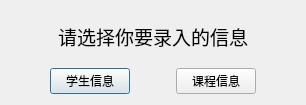
xzjqx/Student-Management, file selectdialog.ui: the form before one commit.
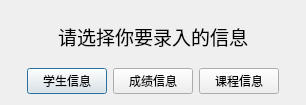
The form after the commit.

What changed in the file:
```diff
--- a/selectdialog.ui
+++ b/selectdialog.ui
@@ -46,17 +46,11 @@
         </widget>
        </item>
        <item>
-        <spacer name="horizontalSpacer">
-         <property name="orientation">
-          <enum>Qt::Horizontal</enum>
+        <widget class="QPushButton" name="gradeDataButton">
+         <property name="text">
+          <string>成绩信息</string>
          </property>
-         <property name="sizeHint" stdset="0">
-          <size>
-           <width>40</width>
-           <height>20</height>
-          </size>
-         </property>
-        </spacer>
+        </widget>
        </item>
        <item>
         <widget class="QPushButton" name="classDataButton">
```
